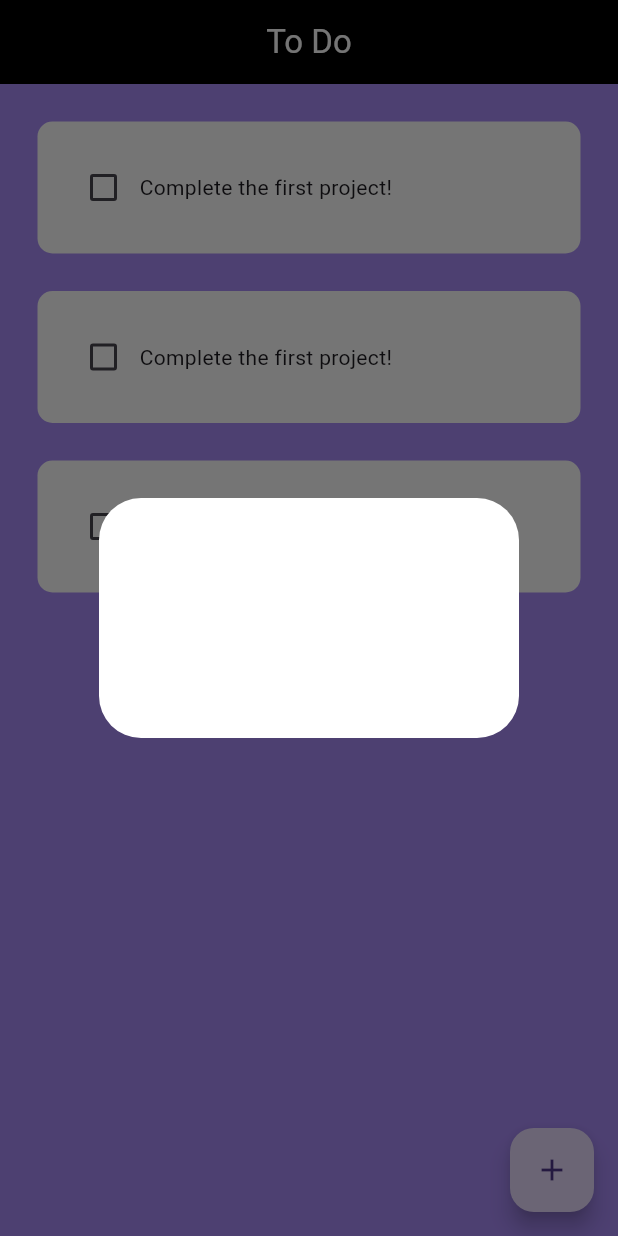
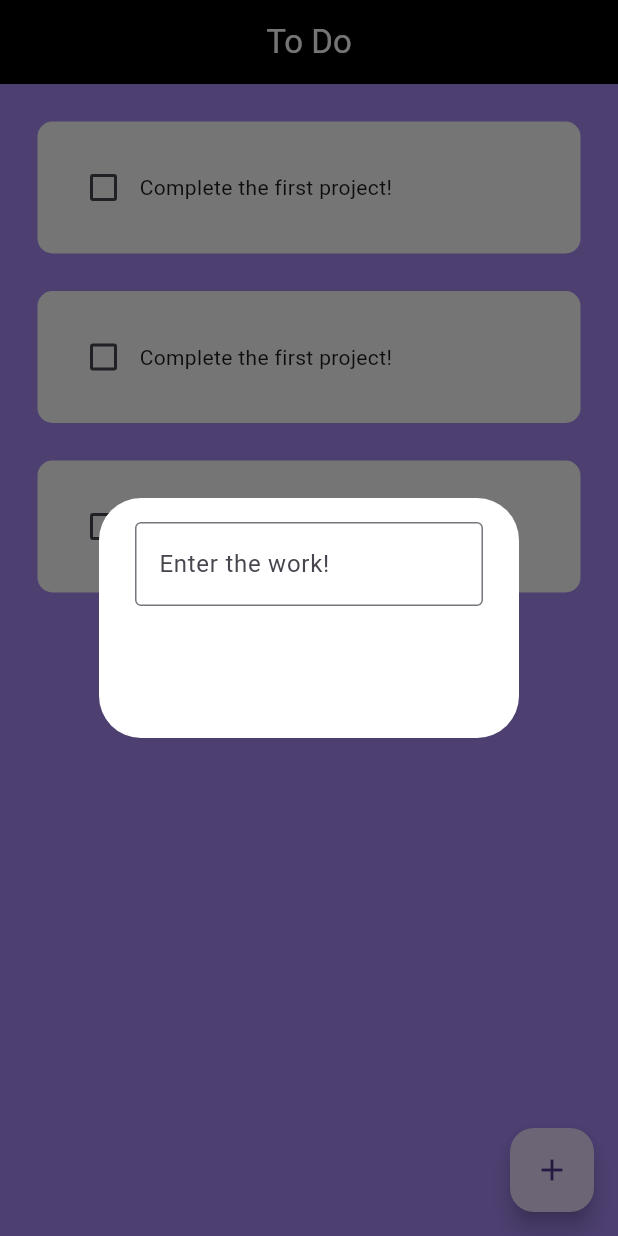
Before and after one commit to CPT-Dawn/Work-Needed-To-Do, a Flutter app: the screen it shows after launch, after a tap on the "add" icon, on a phone screen of 412 x 824 dp. Run offline on Flutter 3.47's test engine with Material 3 defaults, Android fonts, the light colour scheme and no system bars.

Commit message:
added the input box

```diff
--- a/lib/Util/dialog_box.dart
+++ b/lib/Util/dialog_box.dart
@@ -9,6 +9,19 @@ class DialogBox extends StatelessWidget {
       backgroundColor: Colors.white,
       content: Container(
         height: 120,
+        child: Column(
+          children: [
+            TextField(
+              decoration: InputDecoration(
+                border: OutlineInputBorder(),
+                hintText: "Enter the work!",
+              ),
+            ),
+            Row(
+              children: [],
+            )
+          ],
+        ),
       ),
     );
   }
```
